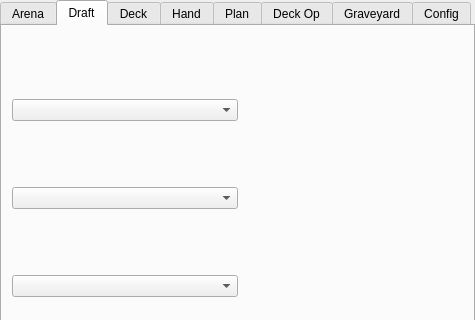
This is mainwindow.ui in supertriodo/Arena-Tracker as Qt 5 draws it before an edit; both pictures show x 0 to 475 and y 0 to 320 of the 475 by 697 pixel window. The edited form follows.
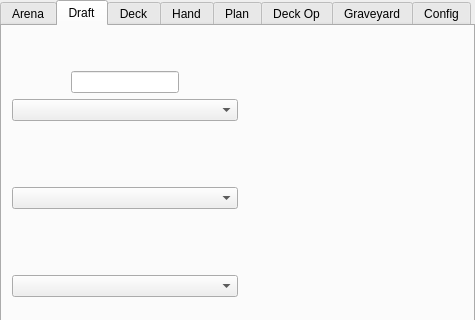
This is the edited form. The open tabs and pages were chosen to show the change. Icons and pictures are not drawn. Custom widgets are drawn as their Qt base class.

Commit message: Name the card manually during draft.

Patch:
```diff
--- a/mainwindow.ui
+++ b/mainwindow.ui
@@ -309,10 +309,29 @@
                </widget>
               </item>
               <item>
-               <spacer name="horizontalSpacer">
+               <widget class="QLineEdit" name="lineEditCardName">
+                <property name="sizePolicy">
+                 <sizepolicy hsizetype="MinimumExpanding" vsizetype="Fixed">
+                  <horstretch>0</horstretch>
+                  <verstretch>0</verstretch>
+                 </sizepolicy>
+                </property>
+                <property name="minimumSize">
+                 <size>
+                  <width>0</width>
+                  <height>0</height>
+                 </size>
+                </property>
+               </widget>
+              </item>
+              <item>
+               <spacer name="draftHorizontalSpacer2">
                 <property name="orientation">
                  <enum>Qt::Horizontal</enum>
                 </property>
+                <property name="sizeType">
+                 <enum>QSizePolicy::Expanding</enum>
+                </property>
                 <property name="sizeHint" stdset="0">
                  <size>
                   <width>40</width>
```
Left out of the diff: 2 changed lines with no effect on the pictures. The commit also changes 5 other files.
